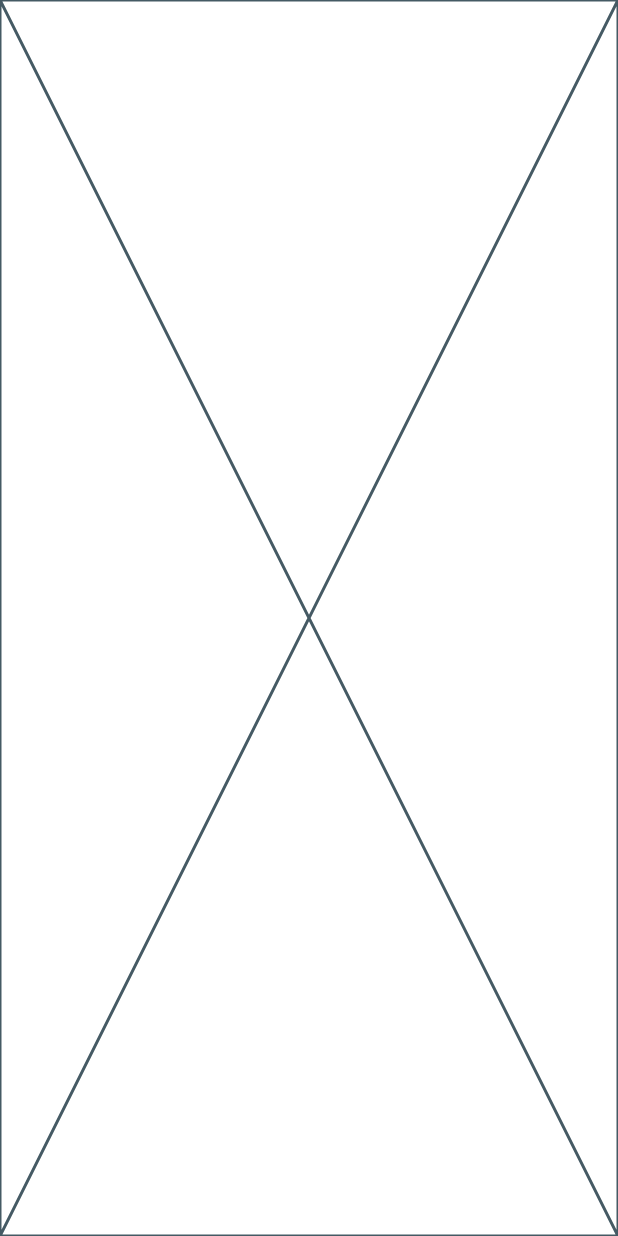
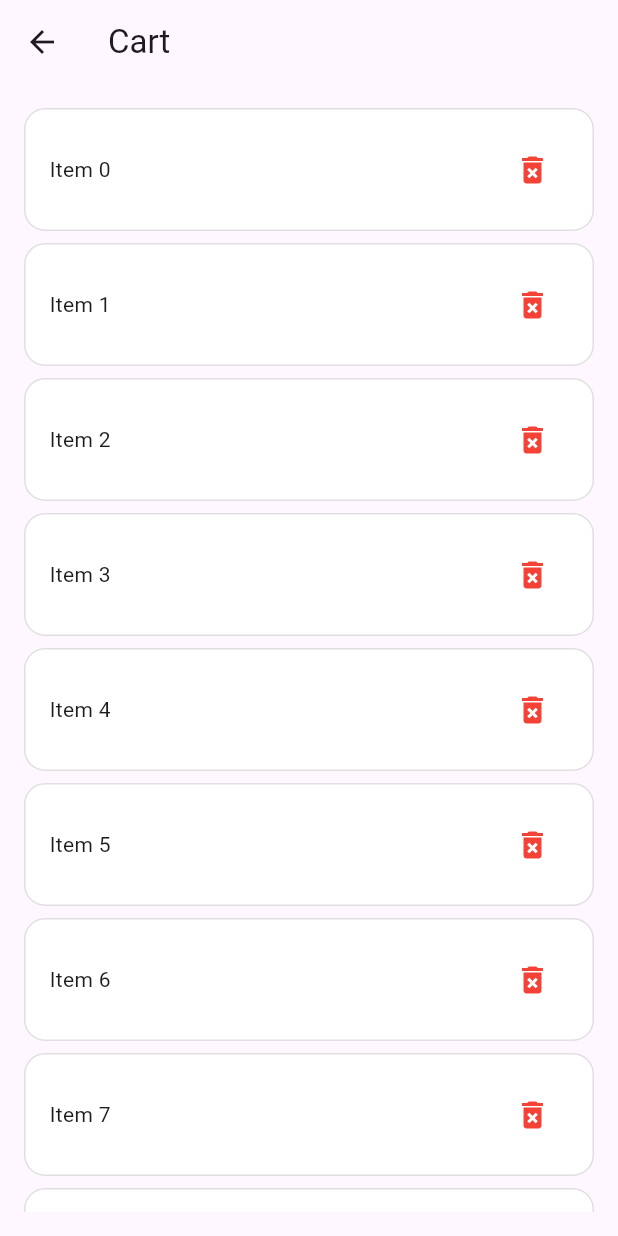
Before and after one commit to ParveenSheoran007/fashion_wave, a Flutter app: the ProductScreen screen opened directly, item 2 of the bottom bar chosen, on a phone screen of 412 x 824 dp. Run offline on Flutter 3.47's test engine with Material 3 defaults, Android fonts, the phone set to English and light mode, and no system bars; our stand-ins replace flutter_rating_bar, get, image_picker, lottie, shared_preferences; accounts and stored records are empty; network calls fail.

```diff
--- a/lib/main.dart
+++ b/lib/main.dart
@@ -1,7 +1,6 @@
 import 'package:fashion_wave/auth/provider/user_providr.dart';
 import 'package:fashion_wave/auth/ui/login_screen.dart';
-import 'package:fashion_wave/product/ui/product_screen.dart';
-import 'package:fashion_wave/product/ui/profile_screen.dart';
+import 'package:fashion_wave/product/ui/cart_screen.dart';
 import 'package:flutter/material.dart';
 import 'package:provider/provider.dart';
 
@@ -26,7 +25,7 @@ class MyApp extends StatelessWidget {
           colorScheme: ColorScheme.fromSeed(seedColor: Colors.deepPurple),
           useMaterial3: true,
         ),
-        home:  ProductScreen(),
+        home:  LogInScreen(),
         debugShowCheckedModeBanner: false,
       ),
     );
--- a/lib/product/ui/cart_screen.dart
+++ b/lib/product/ui/cart_screen.dart
@@ -4,12 +4,71 @@ class CartScreen extends StatefulWidget {
   const CartScreen({super.key});
 
   @override
-  State<CartScreen> createState() => _CartScreenState();
+  State<CartScreen> createState() => CartScreenState();
 }
 
-class _CartScreenState extends State<CartScreen> {
+class CartScreenState extends State<CartScreen> {
+  final List<String> cartItems = List.generate(10, (index) => 'Item $index');
+
   @override
   Widget build(BuildContext context) {
-    return const Placeholder();
+    return Scaffold(
+      appBar: AppBar(
+        title: Text('Cart'),
+      ),
+      body: SafeArea(
+        child: Padding(
+          padding: const EdgeInsets.all(16),
+          child: ListView.builder(
+            itemCount: cartItems.length,
+            itemBuilder: (context, index) {
+              return CartItem(
+                item: cartItems[index],
+                onDelete: () {
+                  setState(() {
+                    cartItems.removeAt(index);
+                  });
+                },
+              );
+            },
+          ),
+        ),
+      ),
+    );
   }
 }
+
+class CartItem extends StatelessWidget {
+  final String item;
+  final VoidCallback onDelete;
+
+  const CartItem({
+    Key? key,
+    required this.item,
+    required this.onDelete,
+  }) : super(key: key);
+
+  @override
+  Widget build(BuildContext context) {
+    return Container(
+      margin: const EdgeInsets.only(bottom: 8),
+      padding: const EdgeInsets.all(16),
+      decoration: BoxDecoration(
+        borderRadius: BorderRadius.circular(14),
+        border: Border.all(color: Colors.grey.shade300),
+        color: Colors.white,
+      ),
+      child: Row(
+        mainAxisAlignment: MainAxisAlignment.spaceBetween,
+        children: [
+          Text(item),
+          IconButton(
+            icon: Icon(Icons.delete_forever),
+            color: Colors.red,
+            onPressed: onDelete,
+          ),
+        ],
+      ),
+    );
+  }
+}
```
Also changed, not shown: lib/product/ui/widget/custtom_buttom_bar.dart (+13 -14 lines).
